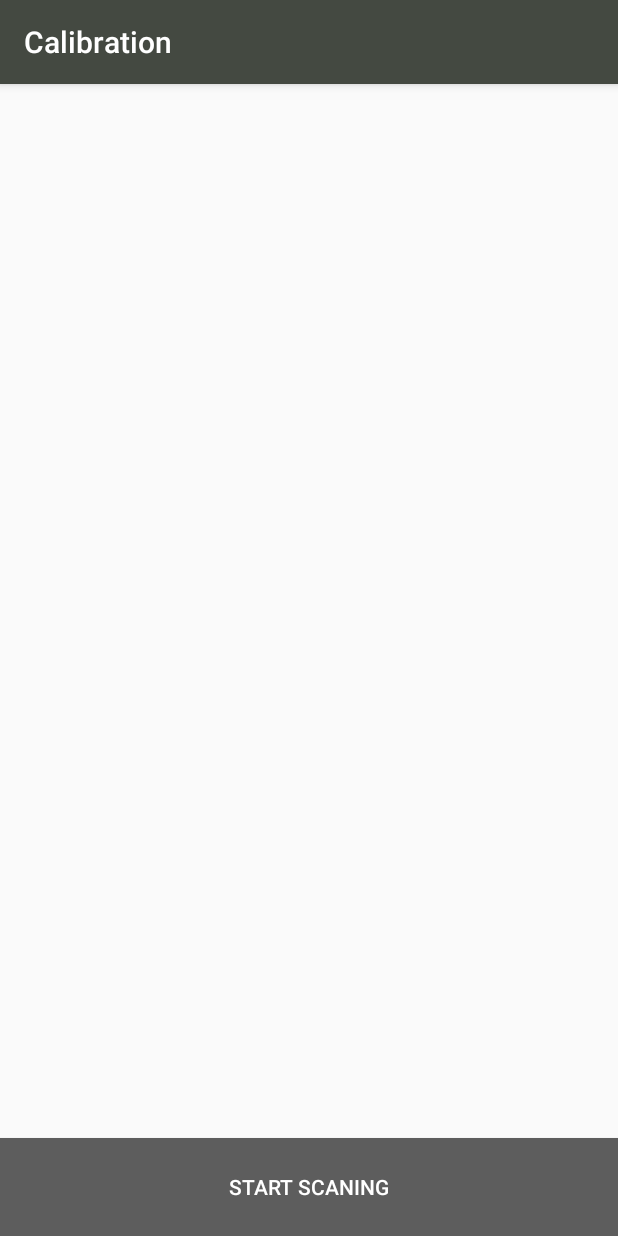
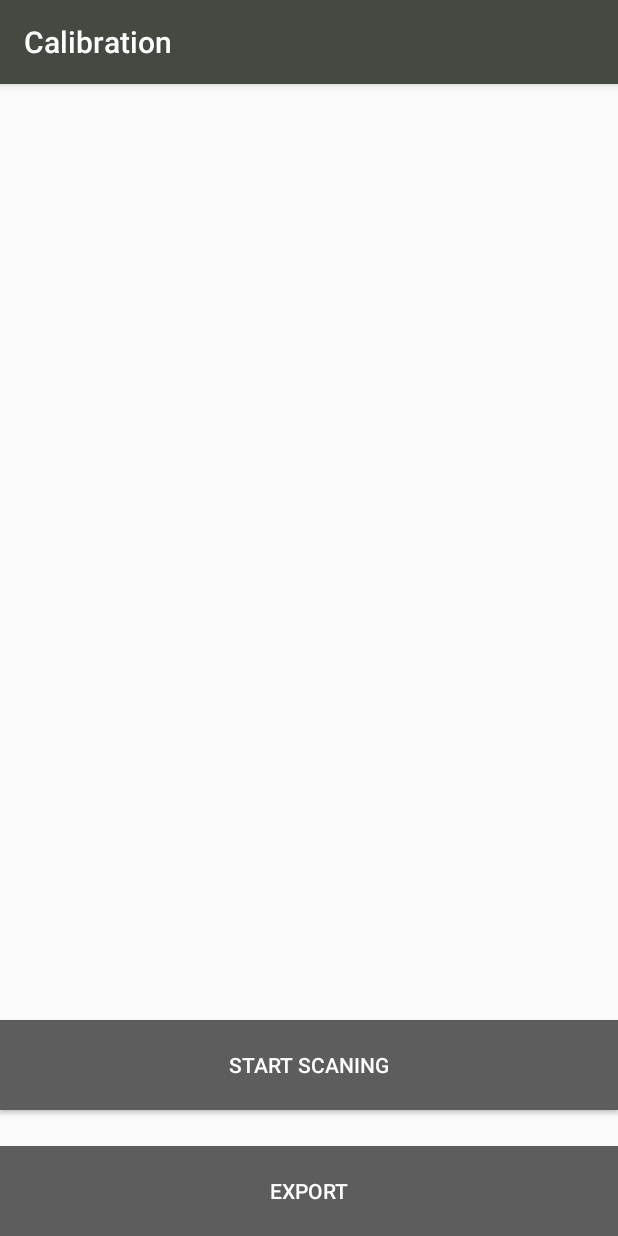
Before and after one commit to AlexanderBacklund/BachelorProject18, an Android app: the calibration screen opened directly, with no data from a screen before it, on a phone screen of 412 x 824 dp. Run offline under Robolectric (Android 15) with nearby library versions, the phone set to English and light mode, and no system bars.

```diff
--- a/Android/app/src/main/res/layout/activity_calibration.xml
+++ b/Android/app/src/main/res/layout/activity_calibration.xml
@@ -9,22 +9,35 @@
     <ListView
         android:id="@+id/listView_bssid"
         android:layout_width="match_parent"
-        android:layout_height="601dp"
-        android:layout_marginBottom="90dp"
+        android:layout_height="0dp"
+        android:layout_marginBottom="110dp"
         app:layout_constraintBottom_toBottomOf="parent"
         app:layout_constraintTop_toTopOf="parent"></ListView>
 
     <Button
         android:id="@+id/scan"
         android:layout_width="0dp"
-        android:layout_height="65dp"
+        android:layout_height="60dp"
         android:layout_marginTop="8dp"
+        android:background="@color/colorButton"
         android:text="Start Scaning"
         android:textColor="@color/colorText"
-        android:background="@color/colorButton"
         app:layout_constraintBottom_toBottomOf="parent"
         app:layout_constraintEnd_toEndOf="parent"
-        app:layout_constraintHorizontal_bias="1.0"
+        app:layout_constraintHorizontal_bias="0.0"
+        app:layout_constraintStart_toStartOf="parent"
+        app:layout_constraintTop_toTopOf="parent"
+        app:layout_constraintVertical_bias="0.88" />
+
+    <Button
+        android:id="@+id/export"
+        android:layout_width="0dp"
+        android:layout_height="60dp"
+        android:background="@color/colorButton"
+        android:text="Export"
+        android:textColor="@color/colorText"
+        app:layout_constraintBottom_toBottomOf="parent"
+        app:layout_constraintEnd_toEndOf="parent"
         app:layout_constraintStart_toStartOf="parent"
         app:layout_constraintTop_toTopOf="parent"
         app:layout_constraintVertical_bias="1.0" />
```
Also changed, not shown: Android/app/src/main/java/com/example/baurre95/my_first_kotlin/calibration.kt (+9 -2 lines), Android/app/src/main/java/com/example/baurre95/my_first_kotlin/file.kt (+15 -46 lines).
